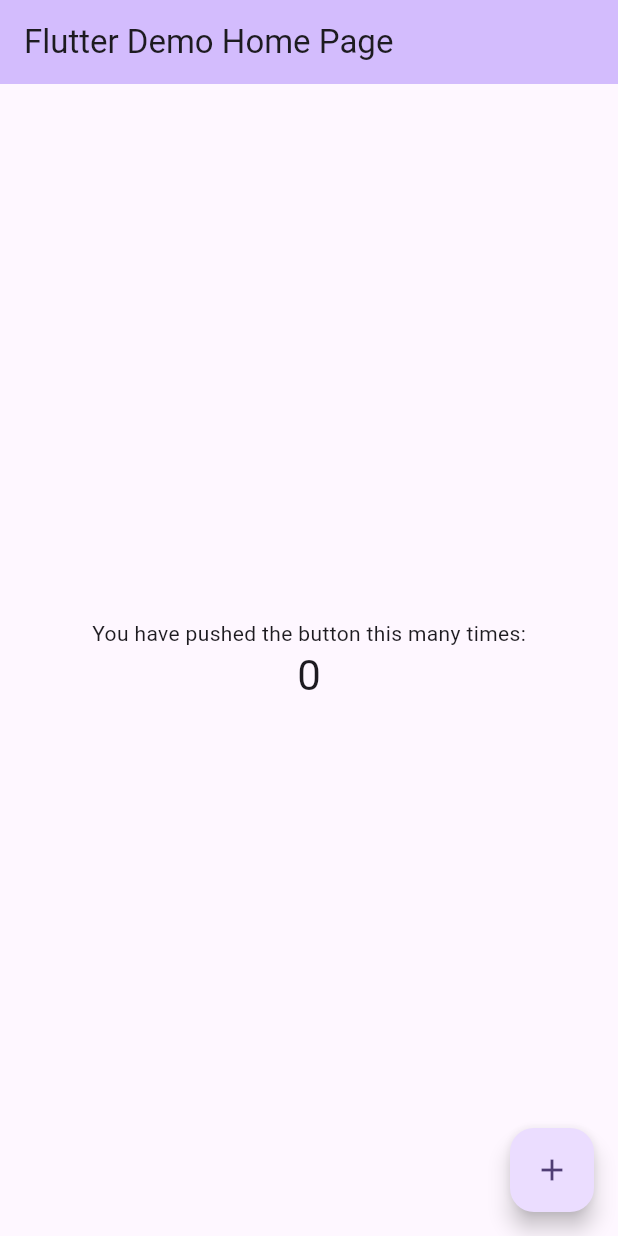
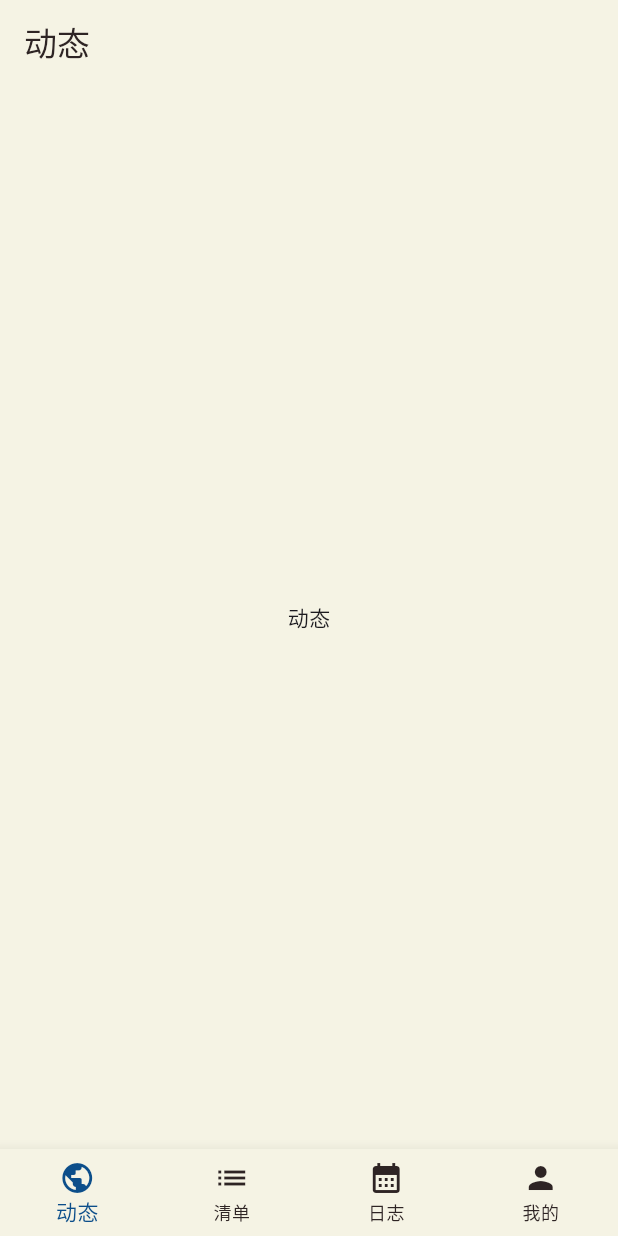
Before and after one commit to mouren35/imdoing, a Flutter app: the screen it shows after launch, on a phone screen of 412 x 824 dp. Run offline on Flutter 3.47's test engine with Material 3 defaults, Android fonts, the phone set to English and light mode, and no system bars.

Commit message:
2024/7/14

```diff
--- /dev/null
+++ b/lib/home_screen.dart
@@ -0,0 +1,50 @@
+// home_screen.dart
+import 'package:flutter/material.dart';
+
+import 'navigation_bar.dart';
+
+class HomeScreen extends StatefulWidget {
+  @override
+  _HomeScreenState createState() => _HomeScreenState();
+}
+
+class _HomeScreenState extends State<HomeScreen> {
+  int _selectedIndex = 0;
+
+  static const List<Widget> _widgetOptions = <Widget>[
+    Text('动态'),
+    Text('清单'),
+    Text('日志'),
+    Text('我的'),
+  ];
+
+  static const List<String> _titles = <String>[
+    '动态',
+    '清单',
+    '日志',
+    '我的',
+  ];
+
+  void _onItemTapped(int index) {
+    setState(() {
+      _selectedIndex = index;
+    });
+  }
+
+  @override
+  Widget build(BuildContext context) {
+    return Scaffold(
+      appBar: AppBar(
+        title: Text(_titles[_selectedIndex]),
+      ),
+      body: Center(
+        child: _widgetOptions.elementAt(_selectedIndex),
+      ),
+      backgroundColor: Color(0xFFF5F3E4), // 设置 Scaffold 背景色
+      bottomNavigationBar: CustomBottomNavigationBar(
+        currentIndex: _selectedIndex,
+        onTap: _onItemTapped,
+      ),
+    );
+  }
+}
--- a/lib/main.dart
+++ b/lib/main.dart
@@ -1,125 +1,37 @@
 import 'package:flutter/material.dart';
 
+import 'home_screen.dart';
+
 void main() {
-  runApp(const MyApp());
+  runApp(MyApp());
 }
 
 class MyApp extends StatelessWidget {
-  const MyApp({super.key});
-
-  // This widget is the root of your application.
   @override
   Widget build(BuildContext context) {
     return MaterialApp(
-      title: 'Flutter Demo',
+      debugShowCheckedModeBanner: false, // 去掉debug条
       theme: ThemeData(
-        // This is the theme of your application.
-        //
-        // TRY THIS: Try running your application with "flutter run". You'll see
-        // the application has a purple toolbar. Then, without quitting the app,
-        // try changing the seedColor in the colorScheme below to Colors.green
-        // and then invoke "hot reload" (save your changes or press the "hot
-        // reload" button in a Flutter-supported IDE, or press "r" if you used
-        // the command line to start the app).
-        //
-        // Notice that the counter didn't reset back to zero; the application
-        // state is not lost during the reload. To reset the state, use hot
-        // restart instead.
-        //
-        // This works for code too, not just values: Most code changes can be
-        // tested with just a hot reload.
-        colorScheme: ColorScheme.fromSeed(seedColor: Colors.deepPurple),
-        useMaterial3: true,
+        primaryColor: Color(0xFF0C4E8A), // 主色调
+        canvasColor: Color(0xFFF5F3E4), // 背景色
+        textTheme: TextTheme(
+          bodyLarge: TextStyle(
+            color: Color(0xFF2E2424),
+            fontSize: 16.0,
+          ),
+        ),
+        appBarTheme: AppBarTheme(
+          backgroundColor: Color(0xFFF5F3E4),
+          foregroundColor: Color(0xFF2E2424),
+        ),
+        bottomNavigationBarTheme: BottomNavigationBarThemeData(
+          backgroundColor: Color(0xFFF5F3E4),
+          unselectedItemColor: Color(0xFF2E2424),
+          selectedItemColor: Color(0xFF0C4E8A),
+          showUnselectedLabels: true, // 始终显示标签
+        ),
       ),
-      home: const MyHomePage(title: 'Flutter Demo Home Page'),
+      home: HomeScreen(),
     );
   }
 }
-
-class MyHomePage extends StatefulWidget {
-  const MyHomePage({super.key, required this.title});
-
-  // This widget is the home page of your application. It is stateful, meaning
-  // that it has a State object (defined below) that contains fields that affect
-  // how it looks.
-
-  // This class is the configuration for the state. It holds the values (in this
-  // case the title) provided by the parent (in this case the App widget) and
-  // used by the build method of the State. Fields in a Widget subclass are
-  // always marked "final".
-
-  final String title;
-
-  @override
-  State<MyHomePage> createState() => _MyHomePageState();
-}
-
-class _MyHomePageState extends State<MyHomePage> {
-  int _counter = 0;
-
-  void _incrementCounter() {
-    setState(() {
-      // This call to setState tells the Flutter framework that something has
-      // changed in this State, which causes it to rerun the build method below
-      // so that the display can reflect the updated values. If we changed
-      // _counter without calling setState(), then the build method would not be
-      // called again, and so nothing would appear to happen.
-      _counter++;
-    });
-  }
-
-  @override
-  Widget build(BuildContext context) {
-    // This method is rerun every time setState is called, for instance as done
-    // by the _incrementCounter method above.
-    //
-    // The Flutter framework has been optimized to make rerunning build methods
-    // fast, so that you can just rebuild anything that needs updating rather
-    // than having to individually change instances of widgets.
-    return Scaffold(
-      appBar: AppBar(
-        // TRY THIS: Try changing the color here to a specific color (to
-        // Colors.amber, perhaps?) and trigger a hot reload to see the AppBar
-        // change color while the other colors stay the same.
-        backgroundColor: Theme.of(context).colorScheme.inversePrimary,
-        // Here we take the value from the MyHomePage object that was created by
-        // the App.build method, and use it to set our appbar title.
-        title: Text(widget.title),
-      ),
-      body: Center(
-        // Center is a layout widget. It takes a single child and positions it
-        // in the middle of the parent.
-        child: Column(
-          // Column is also a layout widget. It takes a list of children and
-          // arranges them vertically. By default, it sizes itself to fit its
-          // children horizontally, and tries to be as tall as its parent.
-          //
-          // Column has various properties to control how it sizes itself and
-          // how it positions its children. Here we use mainAxisAlignment to
-          // center the children vertically; the main axis here is the vertical
-          // axis because Columns are vertical (the cross axis would be
-          // horizontal).
-          //
-          // TRY THIS: Invoke "debug painting" (choose the "Toggle Debug Paint"
-          // action in the IDE, or press "p" in the console), to see the
-          // wireframe for each widget.
-          mainAxisAlignment: MainAxisAlignment.center,
-          children: <Widget>[
-            const Text(
-              'You have pushed the button this many times:',
-            ),
-            Text(
-              '$_counter',
-              style: Theme.of(context).textTheme.headlineMedium,
-            ),
-          ],
-        ),
-      ),
-      floatingActionButton: FloatingActionButton(
-        onPressed: _incrementCounter,
-        tooltip: 'Increment',
-        child: const Icon(Icons.add),
-      ), // This trailing comma makes auto-formatting nicer for build methods.
-    );
-  }
-}
--- /dev/null
+++ b/lib/navigation_bar.dart
@@ -0,0 +1,38 @@
+// navigation_bar.dart
+import 'package:flutter/material.dart';
+
+class CustomBottomNavigationBar extends StatelessWidget {
+  final int currentIndex;
+  final Function(int) onTap;
+
+  CustomBottomNavigationBar({required this.currentIndex, required this.onTap});
+
+  @override
+  Widget build(BuildContext context) {
+    return BottomNavigationBar(
+      backgroundColor: Color(0xFFF5F3E4), // 设置 BottomNavigationBar 背景色
+      items: const <BottomNavigationBarItem>[
+        BottomNavigationBarItem(
+          icon: Icon(Icons.public), // 动态图标
+          label: '动态',
+        ),
+        BottomNavigationBarItem(
+          icon: Icon(Icons.list), // 清单图标
+          label: '清单',
+        ),
+        BottomNavigationBarItem(
+          icon: Icon(Icons.calendar_month), // 日历图标
+          label: '日志',
+        ),
+        BottomNavigationBarItem(
+          icon: Icon(Icons.person), // 我的图标
+          label: '我的',
+        ),
+      ],
+      currentIndex: currentIndex,
+      selectedItemColor: Color(0xFF0C4E8A), // 选中的颜色
+      onTap: onTap,
+      type: BottomNavigationBarType.fixed, // 去掉动画效果
+    );
+  }
+}
--- a/pubspec.yaml
+++ b/pubspec.yaml
@@ -35,6 +35,8 @@ dependencies:
   # The following adds the Cupertino Icons font to your application.
   # Use with the CupertinoIcons class for iOS style icons.
   cupertino_icons: ^1.0.6
+  isar: ^3.1.0+1
+  isar_flutter_libs: ^3.1.0+1
 
 dev_dependencies:
   flutter_test:
@@ -46,6 +48,8 @@ dev_dependencies:
   # package. See that file for information about deactivating specific lint
   # rules and activating additional ones.
   flutter_lints: ^3.0.0
+  isar_generator: ^3.1.0+1
+  build_runner: ^2.4.11
 
 # For information on the generic Dart part of this file, see the
 # following page: https://dart.dev/tools/pub/pubspec
```
Also changed, not shown: pubspec.lock.
